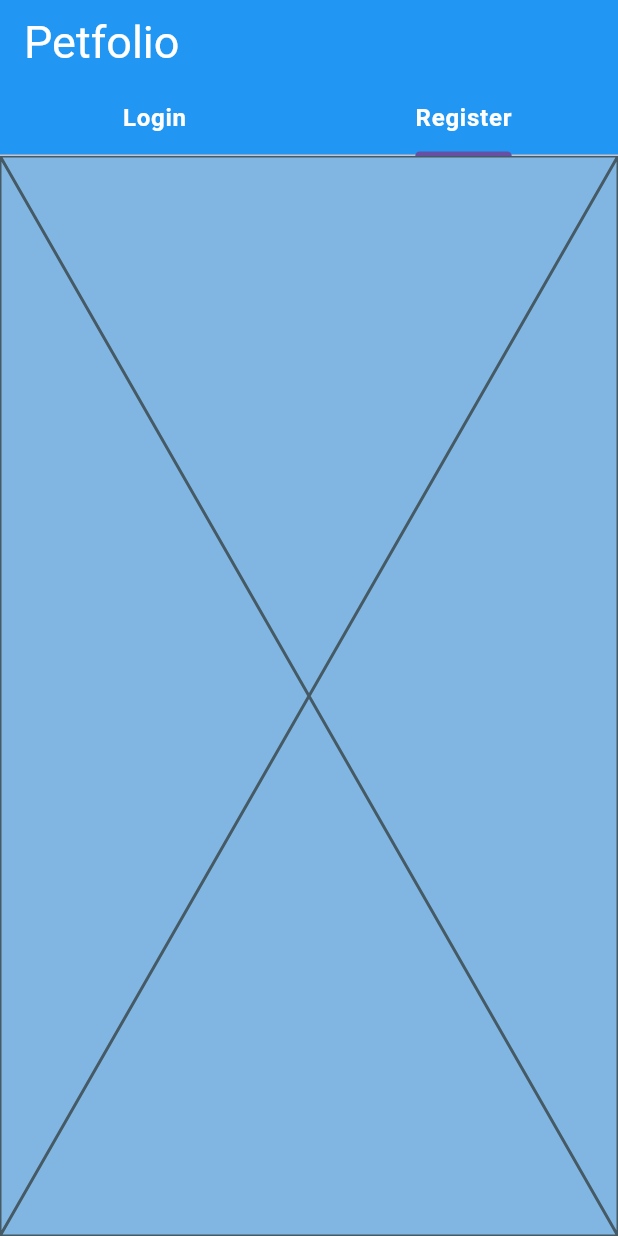
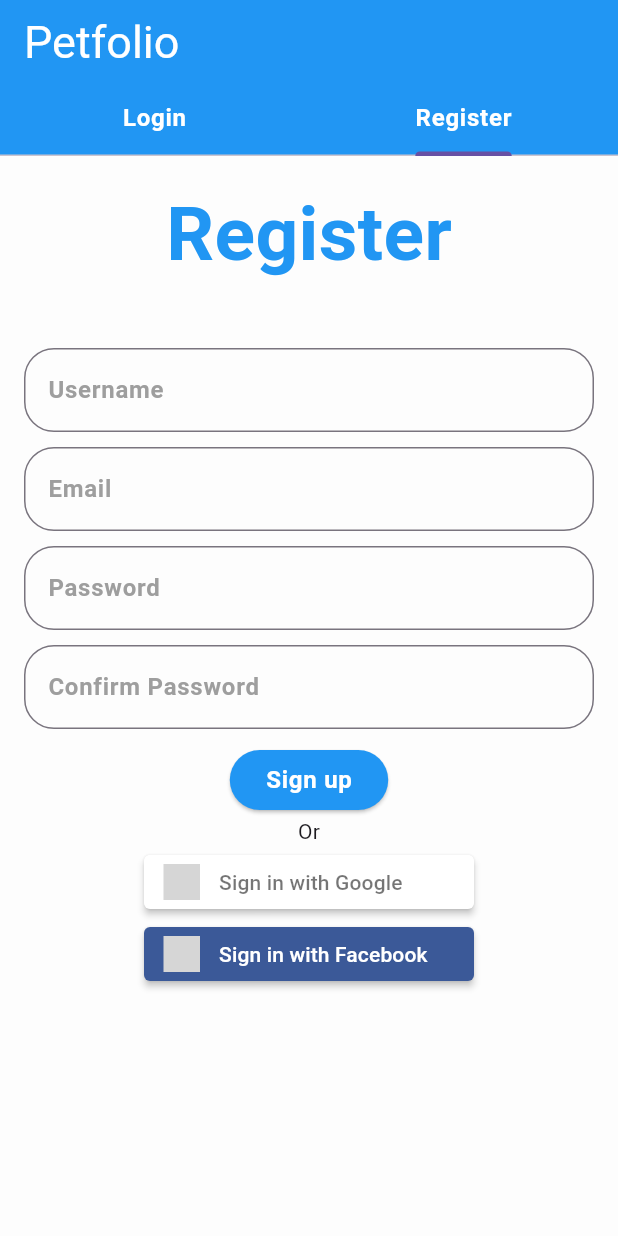
Before and after one commit to Chutikan40/Petfolio, a Flutter app: the screen it shows after launch, tab 2 chosen, on a phone screen of 412 x 824 dp. Run offline on Flutter 3.47's test engine with Material 3 defaults, Android fonts, the phone set to English and light mode, and no system bars; drawn by our look-alikes of sign_in_button; grey boxes are pictures that could not be loaded.

Commit message:
opdate before auth

```diff
--- a/lib/main.dart
+++ b/lib/main.dart
@@ -7,6 +7,9 @@
 
 class MainApp extends StatelessWidget {
   const MainApp({super.key});
+
+
+
 
   @override
   Widget build(BuildContext context) {
@@ -27,7 +30,7 @@
 
 
         ),
-        scaffoldBackgroundColor: const Color.fromARGB(255, 128, 182, 225),                            // กำหนดสีพื้นหลังของ Scaffold เป็นสีเทาอ่อน
+        scaffoldBackgroundColor: const Color.fromARGB(255, 253, 253, 253),                            // กำหนดสีพื้นหลังของ Scaffold เป็นสีเทาอ่อน
         appBarTheme: const AppBarTheme(
           backgroundColor: Colors.blue,
         ),
--- a/lib/registerPage.dart
+++ b/lib/registerPage.dart
@@ -1,4 +1,5 @@
 import 'package:flutter/material.dart';
+import 'package:sign_in_button/sign_in_button.dart';
 
 class RegisterPage extends StatelessWidget {
   const RegisterPage({super.key});
@@ -48,16 +49,20 @@
 
   @override
   Widget build(BuildContext context) {
-    return Center(
-      child: Card(
-        margin: const EdgeInsets.all(20.0),
-
-
+    return Container(
         child: Padding(
           padding: const EdgeInsets.all(16.0),
           child: Column(
             mainAxisSize: MainAxisSize.min,
             children: <Widget>[
+              const Text('Login',
+              style: TextStyle(
+                color: Colors.blue,
+                fontWeight: FontWeight.bold,
+                fontSize: 50.0,
+              ),
+              ),
+              const SizedBox(height: 40),
               const TextField(
                 decoration: InputDecoration(labelText: 'Email'),
               ),
@@ -76,28 +81,33 @@
                 )
                 ),
                 TextButton(
-                  onPressed: () {},
+                  onPressed: () {
+                    Navigator.push(context, MaterialPageRoute(
+                      builder: (context) => const ForgotPasswordPage()
+                    ),
+                    );
+                  },
                   child: const Text("Forgot password?",
                     style: TextStyle(color: Colors.blue),
                   ),
                 ),
+                const SizedBox(height: 10),
+                const Text('Or'),
+                SignInButton(
+                  Buttons.google,
+                  onPressed: () {},
+                ),
+                SignInButton(
+                  Buttons.facebook,
+                  onPressed: () {},
+                ),
+                const SizedBox(height: 10),
+                const Text("Dont have an account? Please Register"),
 
-                Row(
-                  mainAxisAlignment: MainAxisAlignment.center,
-                  children: [
-                    const Text("Dont have an account? "),
-                    TextButton(
-                        onPressed: () {
-                        },
-                        child: const Text("Sign Up", style: TextStyle(color: Colors.blue),)
-                    )
-                  ],
-                ),
             ],
           ),
           ),
 
-      ),
     );
   }
 }
@@ -108,6 +118,107 @@
 
   @override
   Widget build(BuildContext context) {
-    return const Placeholder();
+    return Padding(
+      padding: const EdgeInsets.all(16.0),
+      child: Column(
+        mainAxisSize: MainAxisSize.min,
+        children: <Widget>[
+          const Text('Register',
+              style: TextStyle(
+                color: Colors.blue,
+                fontWeight: FontWeight.bold,
+                fontSize: 50.0,
+              ),
+              ),
+          const SizedBox(height: 40),
+          const TextField(
+            decoration: InputDecoration(labelText: 'Username'),
+          ),
+          const SizedBox(height: 10),
+          const TextField(
+            decoration: InputDecoration(labelText: 'Email'),
+            obscureText: true,
+          ),
+          const SizedBox(height: 10),
+
+          const TextField(
+            decoration: InputDecoration(labelText: 'Password'),
+          ),
+          const SizedBox(height: 10),
+          const TextField(
+            decoration: InputDecoration(labelText: 'Confirm Password'),
+            obscureText: true,
+          ),
+          const SizedBox(height: 10),
+          ElevatedButton(
+            onPressed: () {
+              //
+            },
+            child: Text('Sign up',
+              style: Theme.of(context).textTheme.bodyLarge,
+            )
+            ),
+            const Text('Or'),
+            SignInButton(
+              Buttons.google,
+              onPressed: () {},
+            ),
+            SignInButton(
+              Buttons.facebook,
+              onPressed: () {},
+            ),
+
+        ],
+      ),
+      );
   }
 }
+class ForgotPasswordPage extends StatelessWidget {
+  const ForgotPasswordPage({super.key});
+
+  @override
+  Widget build(BuildContext context) {
+    return Scaffold(
+      appBar: AppBar(
+        title: const Text('Forgot Password'),
+      ),
+      body: Padding(
+        padding: const EdgeInsets.all(20.0),
+        child: Column(
+          // crossAxisAlignment: CrossAxisAlignment.stretch,
+          // mainAxisAlignment: MainAxisAlignment.center,
+          children: [
+            const Text('Forgot your Password?',
+            style: TextStyle(
+              fontSize: 24.0,
+              fontWeight: FontWeight.bold,
+            ),
+            ),
+            const SizedBox(height: 20.0),
+            const Text('Enter your email address below to receive password reset instructions.'),
+            const SizedBox(height: 20.0,),
+            const TextField(
+              decoration: InputDecoration(
+                labelText: 'Email',
+              ),
+              ),
+              const SizedBox(height: 20.0),
+              const Text('We will send you an email that will allow you to reset your password.'),
+              const SizedBox(height: 20.0,),
+              ElevatedButton(onPressed: () {},
+                child: const Text('Reset Password',
+                style: TextStyle(
+                  color: Colors.white
+                ),
+                ),
+              ),
+          ],
+
+        ),
+        ),
+
+
+
+    );
+  }
+}
```
Also changed, not shown: pubspec.yaml (+3 -4 lines), pubspec.lock.
